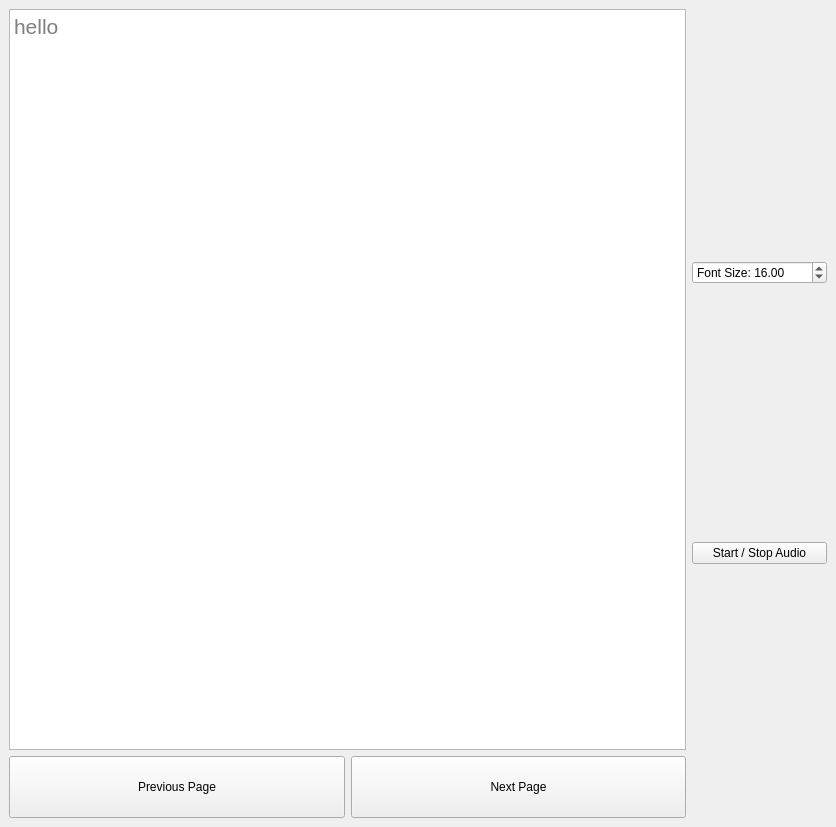
Old version of the form BookWindow.ui in the repository Aidanjm13/AudiobookReader.
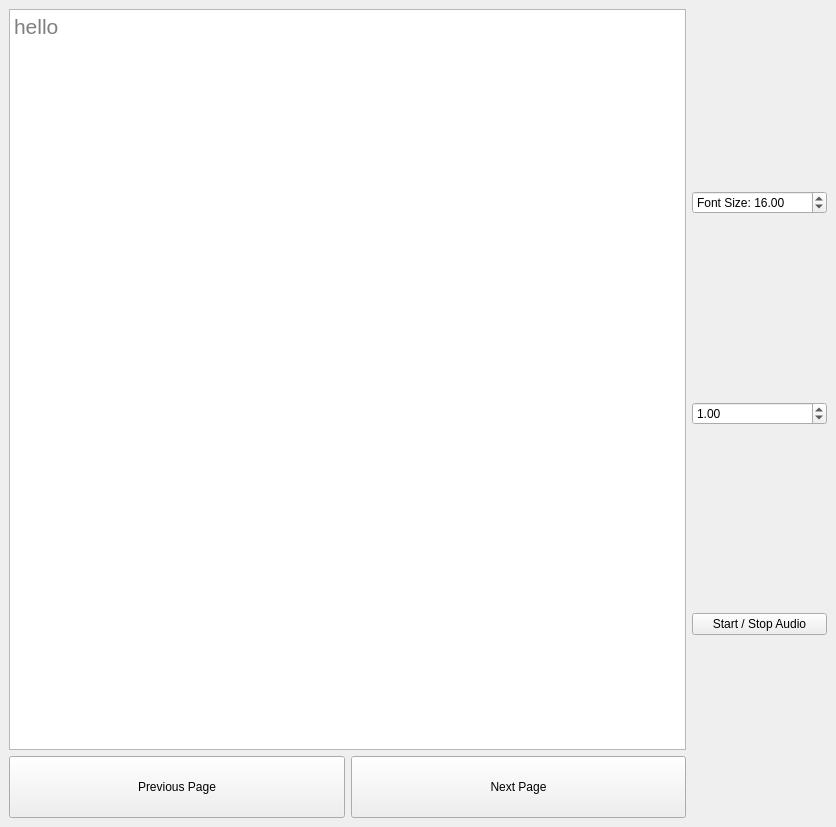
New version of the form.

Commit message: added volume button

What changed in the file:
```diff
--- a/BookWindow.ui
+++ b/BookWindow.ui
@@ -109,6 +109,16 @@
         </property>
        </widget>
       </item>
+      <item>
+       <widget class="QDoubleSpinBox" name="volume">
+        <property name="singleStep">
+         <double>0.100000000000000</double>
+        </property>
+        <property name="value">
+         <double>1.000000000000000</double>
+        </property>
+       </widget>
+      </item>
       <item>
        <widget class="QPushButton" name="AudioStart">
         <property name="text">
```
The commit also changes 1 other file.
